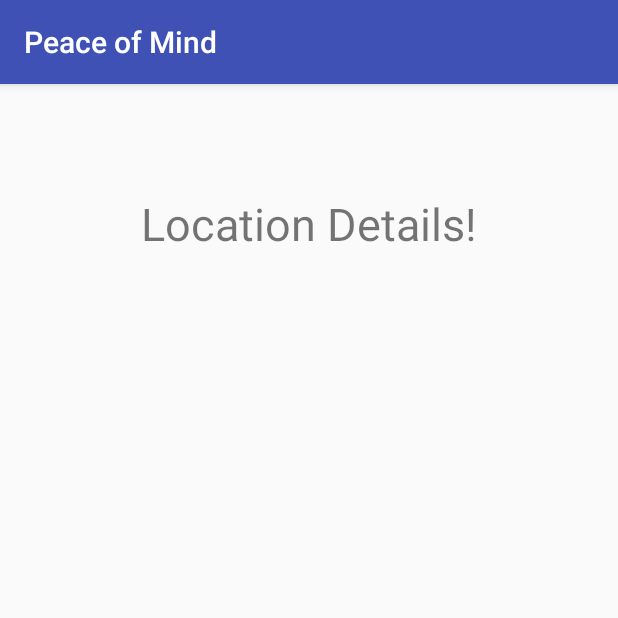
After one commit to ColinJB/PeaceofMind, an Android app: the LocationDetailsActivity screen opened directly, with no data from a screen before it, on a phone screen of 412 x 824 dp, the top half of it. The commit adds this screen. Run offline under Robolectric (Android 15) with nearby library versions, the phone set to English and light mode, and no system bars.

Commit message:
add locationDetails activity and intent on button click to navigate there

```diff
--- a/app/src/main/AndroidManifest.xml
+++ b/app/src/main/AndroidManifest.xml
@@ -16,6 +16,7 @@
                 <category android:name="android.intent.category.LAUNCHER" />
             </intent-filter>
         </activity>
+        <activity android:name=".LocationDetailsActivity"></activity>
     </application>
 
 </manifest>
--- /dev/null
+++ b/app/src/main/java/com/epicodus/peaceofmind/LocationDetailsActivity.java
@@ -0,0 +1,13 @@
+package com.epicodus.peaceofmind;
+
+import android.support.v7.app.AppCompatActivity;
+import android.os.Bundle;
+
+public class LocationDetailsActivity extends AppCompatActivity {
+
+    @Override
+    protected void onCreate(Bundle savedInstanceState) {
+        super.onCreate(savedInstanceState);
+        setContentView(R.layout.activity_location_details);
+    }
+}
--- a/app/src/main/java/com/epicodus/peaceofmind/MainActivity.java
+++ b/app/src/main/java/com/epicodus/peaceofmind/MainActivity.java
@@ -1,5 +1,6 @@
 package com.epicodus.peaceofmind;
 
+import android.content.Intent;
 import android.support.v7.app.AppCompatActivity;
 import android.os.Bundle;
 import android.view.View;
@@ -23,7 +24,8 @@ public class MainActivity extends AppCompatActivity {
         mLocationInputHomeButton.setOnClickListener(new View.OnClickListener(){
             @Override
             public void onClick(View v){
-                Toast.makeText(MainActivity.this, "Hello World!", Toast.LENGTH_LONG).show();
+                Intent intent = new Intent(MainActivity.this, LocationDetailsActivity.class);
+                startActivity(intent);
             }
         });
     }
--- /dev/null
+++ b/app/src/main/res/layout/activity_location_details.xml
@@ -0,0 +1,25 @@
+<?xml version="1.0" encoding="utf-8"?>
+<android.support.constraint.ConstraintLayout xmlns:android="http://schemas.android.com/apk/res/android"
+    xmlns:app="http://schemas.android.com/apk/res-auto"
+    xmlns:tools="http://schemas.android.com/tools"
+    android:layout_width="match_parent"
+    android:layout_height="match_parent"
+    tools:context="com.epicodus.peaceofmind.LocationDetailsActivity">
+
+    <TextView
+        android:id="@+id/textView"
+        android:layout_width="wrap_content"
+        android:layout_height="wrap_content"
+        android:text="Location Details!"
+        android:textAlignment="center"
+        android:textSize="30sp"
+        android:layout_marginLeft="8dp"
+        app:layout_constraintLeft_toLeftOf="parent"
+        android:layout_marginRight="8dp"
+        app:layout_constraintRight_toRightOf="parent"
+        app:layout_constraintTop_toTopOf="parent"
+        android:layout_marginTop="8dp"
+        app:layout_constraintBottom_toBottomOf="parent"
+        android:layout_marginBottom="8dp"
+        app:layout_constraintVertical_bias="0.091" />
+</android.support.constraint.ConstraintLayout>
```
